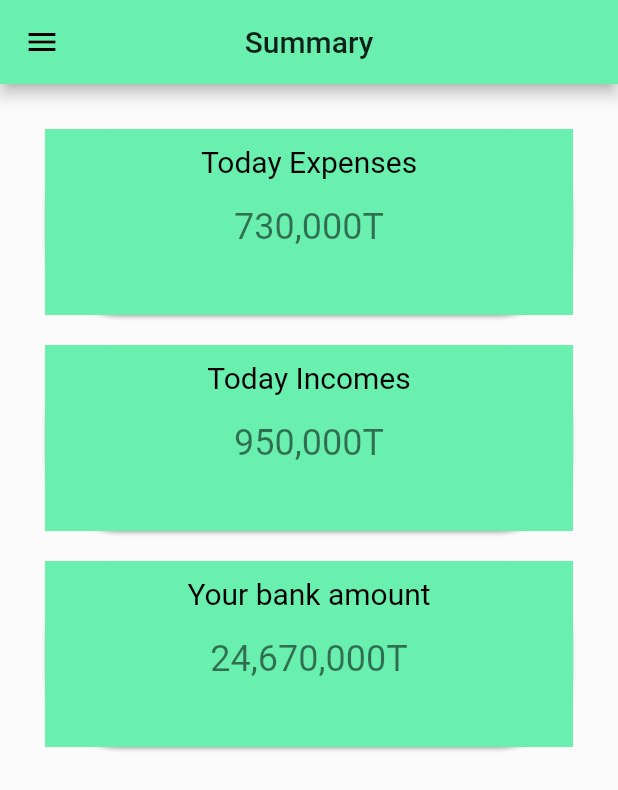
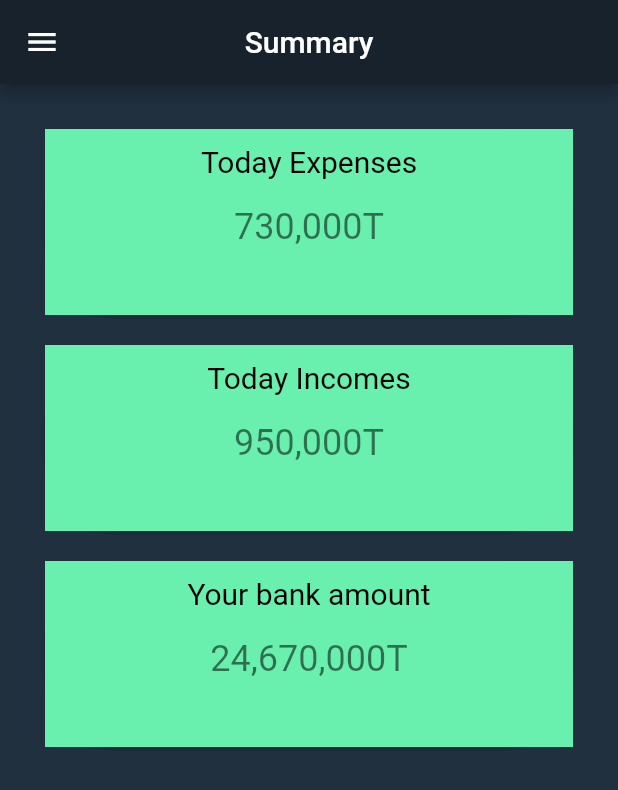
Before and after one commit to mehranz/meAccounting, a Flutter app: the screen it shows after launch, on a phone screen of 412 x 824 dp. Shown: the top 790 px of the screen. Run offline on Flutter 3.47's test engine with Material 2 defaults, Android fonts, the phone set to English and light mode, and no system bars; our stand-ins replace sqflite; accounts and stored records are empty.

Commit message:
Color theme of app changed

```diff
--- a/lib/src/app.dart
+++ b/lib/src/app.dart
@@ -8,13 +8,14 @@ class App extends StatelessWidget {
 
   @override
   Widget build(BuildContext context) {
-    /**
+    /*
      * build method of app widget to get together whole app
      */
     return MaterialApp(
       title: "MeAccouting",
-      theme: ThemeData(primaryColor: Colors.greenAccent),
-
+      theme: ThemeData(
+          primaryColor: Color(0XFF18222C),
+          scaffoldBackgroundColor: Color(0XFF20303F)),
       home: HomeScreen(),
     );
   }
```
